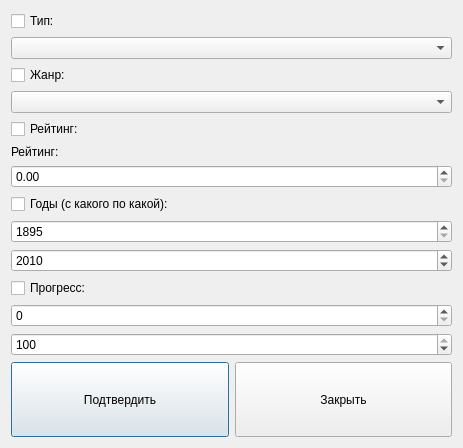
First picture: the form in ui/filter.ui, repository venterum/ReelKeeper, before the edit.
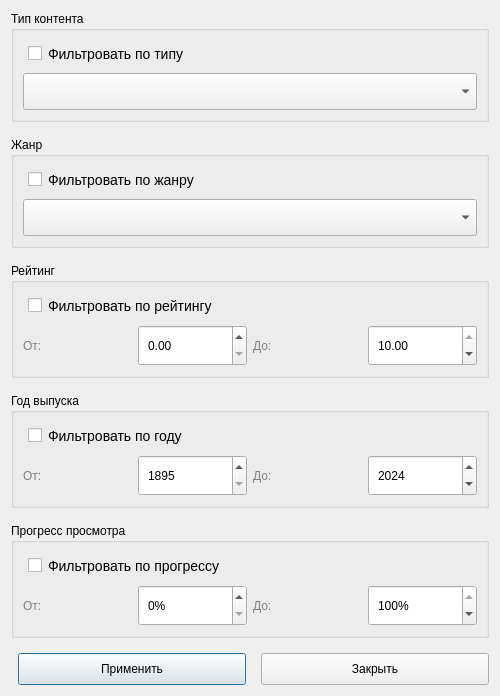
Second picture: the form after the edit.

Commit message:
Обновлены фильтры в диалоговом окне
- Реализована возможность фильтрации по диапазону рейтинга, годов и прогресса.

- Обновлены условия фильтрации в запросах к базе данных для поддержки новых диапазонов.

What changed in the file:
```diff
--- a/ui/filter.ui
+++ b/ui/filter.ui
@@ -6,59 +6,157 @@
    <rect>
     <x>0</x>
     <y>0</y>
-    <width>463</width>
-    <height>415</height>
+    <width>500</width>
+    <height>600</height>
    </rect>
   </property>
   <property name="windowTitle">
-   <string>Информация</string>
+   <string>Фильтры</string>
+  </property>
+  <property name="styleSheet">
+   <string>
+    QDialog {
+      padding: 20px;
+    }
+    QCheckBox {
+      font-size: 14px;
+      padding: 5px;
+    }
+    QLabel {
+      font-size: 12px;
+      color: gray;
+    }
+    QPushButton {
+      padding: 8px;
+      min-width: 100px;
+    }
+    QComboBox, QSpinBox, QDoubleSpinBox {
+      padding: 5px;
+      min-height: 25px;
+    }
+   </string>
   </property>
   <layout class="QVBoxLayout" name="verticalLayout">
+   <property name="spacing">
+    <number>15</number>
+   </property>
    <item>
-    <layout class="QHBoxLayout" name="horizontalLayout">
-     <item>
-      <layout class="QVBoxLayout" name="verticalLayout_2">
+    <widget class="QGroupBox" name="typeGroup">
+     <property name="title">
+      <string>Тип контента</string>
+     </property>
+     <layout class="QVBoxLayout" name="typeLayout">
        <item>
         <widget class="QCheckBox" name="checkBoxType">
          <property name="text">
-          <string>Тип:</string>
+         <string>Фильтровать по типу</string>
          </property>
         </widget>
        </item>
        <item>
         <widget class="QComboBox" name="typeCombo"/>
        </item>
+     </layout>
+    </widget>
+   </item>
+   
+   <item>
+    <widget class="QGroupBox" name="genreGroup">
+     <property name="title">
+      <string>Жанр</string>
+     </property>
+     <layout class="QVBoxLayout" name="genreLayout">
        <item>
         <widget class="QCheckBox" name="checkBoxGenre">
          <property name="text">
-          <string>Жанр:</string>
+         <string>Фильтровать по жанру</string>
          </property>
         </widget>
        </item>
        <item>
         <widget class="QComboBox" name="genreCombo"/>
        </item>
+     </layout>
+    </widget>
+   </item>
+
+   <item>
+    <widget class="QGroupBox" name="ratingGroup">
+     <property name="title">
+      <string>Рейтинг</string>
+     </property>
+     <layout class="QVBoxLayout" name="ratingLayout">
        <item>
         <widget class="QCheckBox" name="checkBoxRating">
          <property name="text">
-          <string>Рейтинг: </string>
+         <string>Фильтровать по рейтингу</string>
          </property>
         </widget>
        </item>
+      <item>
+       <layout class="QHBoxLayout" name="ratingRangeLayout">
        <item>
         <widget class="QLabel" name="ratingLabel">
          <property name="text">
-          <string>Рейтинг: </string>
+           <string>От:</string>
          </property>
         </widget>
        </item>
        <item>
-        <widget class="QDoubleSpinBox" name="ratingSpin"/>
-       </item>
+         <widget class="QDoubleSpinBox" name="ratingSpin">
+          <property name="maximum">
+           <double>10.0</double>
+          </property>
+          <property name="singleStep">
+           <double>0.1</double>
+          </property>
+         </widget>
+        </item>
+        <item>
+         <widget class="QLabel" name="ratingLabelTo">
+          <property name="text">
+           <string>До:</string>
+          </property>
+         </widget>
+        </item>
+        <item>
+         <widget class="QDoubleSpinBox" name="ratingSpinTo">
+          <property name="maximum">
+           <double>10.0</double>
+          </property>
+          <property name="value">
+           <double>10.0</double>
+          </property>
+          <property name="singleStep">
+           <double>0.1</double>
+          </property>
+         </widget>
+        </item>
+       </layout>
+      </item>
+     </layout>
+    </widget>
+   </item>
+
+   <item>
+    <widget class="QGroupBox" name="yearsGroup">
+     <property name="title">
+      <string>Год выпуска</string>
+     </property>
+     <layout class="QVBoxLayout" name="yearsLayout">
        <item>
         <widget class="QCheckBox" name="checkBoxYears">
          <property name="text">
-          <string>Годы (с какого по какой):</string>
+         <string>Фильтровать по году</string>
+        </property>
+       </widget>
+      </item>
+      <item>
+       <layout class="QHBoxLayout" name="yearsRangeLayout">
+        <item>
+         <widget class="QLabel" name="yearFromLabel">
+          <property name="text">
+           <string>От:</string>
          </property>
         </widget>
        </item>
@@ -75,6 +173,13 @@
          </property>
         </widget>
        </item>
+        <item>
+         <widget class="QLabel" name="yearToLabel">
+          <property name="text">
+           <string>До:</string>
+          </property>
+         </widget>
+        </item>
        <item>
         <widget class="QSpinBox" name="yearUpToSpin">
          <property name="minimum">
@@ -84,22 +189,60 @@
           <number>2100</number>
          </property>
          <property name="value">
-          <number>2010</number>
+           <number>2024</number>
          </property>
         </widget>
        </item>
+       </layout>
+      </item>
+     </layout>
+    </widget>
+   </item>
+
+   <item>
+    <widget class="QGroupBox" name="progressGroup">
+     <property name="title">
+      <string>Прогресс просмотра</string>
+     </property>
+     <layout class="QVBoxLayout" name="progressLayout">
        <item>
         <widget class="QCheckBox" name="checkBoxProgress">
          <property name="text">
-          <string>Прогресс:</string>
+         <string>Фильтровать по прогрессу</string>
          </property>
         </widget>
        </item>
        <item>
-        <widget class="QSpinBox" name="spinProgressFrom"/>
+       <layout class="QHBoxLayout" name="progressRangeLayout">
+        <item>
+         <widget class="QLabel" name="progressFromLabel">
+          <property name="text">
+           <string>От:</string>
+          </property>
+         </widget>
+        </item>
+        <item>
+         <widget class="QSpinBox" name="spinProgressFrom">
+          <property name="suffix">
+           <string>%</string>
+          </property>
+          <property name="maximum">
+           <number>100</number>
+          </property>
+         </widget>
+        </item>
+        <item>
+         <widget class="QLabel" name="progressToLabel">
+          <property name="text">
+           <string>До:</string>
+          </property>
+         </widget>
        </item>
        <item>
         <widget class="QSpinBox" name="spinProgressUpTo">
+          <property name="suffix">
+           <string>%</string>
+          </property>
          <property name="maximum">
           <number>100</number>
          </property>
@@ -108,43 +251,34 @@
          </property>
         </widget>
        </item>
+       </layout>
+      </item>
+     </layout>
+    </widget>
+   </item>
+
        <item>
         <layout class="QHBoxLayout" name="buttonsLayout">
+     <item>
+      <spacer name="horizontalSpacer">
+       <property name="orientation">
+        <enum>Qt::Horizontal</enum>
+       </property>
+      </spacer>
+     </item>
          <item>
           <widget class="QPushButton" name="saveButton">
-           <property name="sizePolicy">
-            <sizepolicy hsizetype="Minimum" vsizetype="Fixed">
-             <horstretch>0</horstretch>
-             <verstretch>0</verstretch>
-            </sizepolicy>
-           </property>
-           <property name="minimumSize">
-            <size>
-             <width>75</width>
-             <height>75</height>
-            </size>
-           </property>
            <property name="text">
-            <string>Подтвердить</string>
+        <string>Применить</string>
            </property>
           </widget>
          </item>
          <item>
           <widget class="QPushButton" name="closeButton">
-           <property name="minimumSize">
-            <size>
-             <width>75</width>
-             <height>75</height>
-            </size>
-           </property>
            <property name="text">
             <string>Закрыть</string>
            </property>
           </widget>
-         </item>
-        </layout>
-       </item>
-      </layout>
      </item>
     </layout>
    </item>
```
Lines whose indentation alone changed are shown as unchanged. The commit also changes 2 other files.
